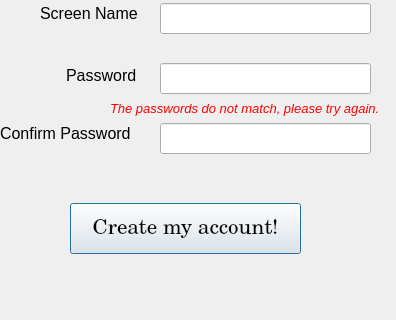
Qt form PlotTalk/createacctpage.ui (allanhaywood/CS441) before a commit; both pictures show x 0 to 396 and y 307 to 627 of the 396 by 627 pixel window.
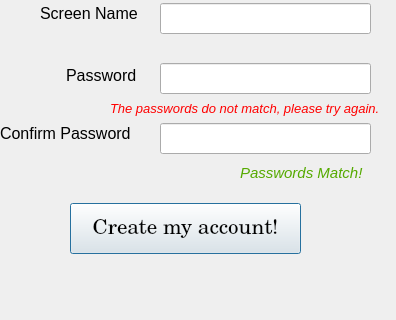
The same form after that commit.

Commit message: Added password length checker email checker

What changed in the file:
```diff
--- a/PlotTalk/createacctpage.ui
+++ b/PlotTalk/createacctpage.ui
@@ -296,6 +296,25 @@
     </font>
    </property>
   </widget>
+  <widget class="QLabel" name="pwdMatch">
+   <property name="geometry">
+    <rect>
+     <x>240</x>
+     <y>470</y>
+     <width>131</width>
+     <height>20</height>
+    </rect>
+   </property>
+   <property name="font">
+    <font>
+     <pointsize>11</pointsize>
+     <italic>true</italic>
+    </font>
+   </property>
+   <property name="text">
+    <string>&lt;html&gt;&lt;head/&gt;&lt;body&gt;&lt;p&gt;&lt;span style=&quot; color:#55aa00;&quot;&gt;Passwords Match!&lt;/span&gt;&lt;/p&gt;&lt;/body&gt;&lt;/html&gt;</string>
+   </property>
+  </widget>
  </widget>
  <resources/>
  <connections/>
```
Left out of the diff: 6 changed lines with no effect on the pictures. The commit also changes 2 other files.
